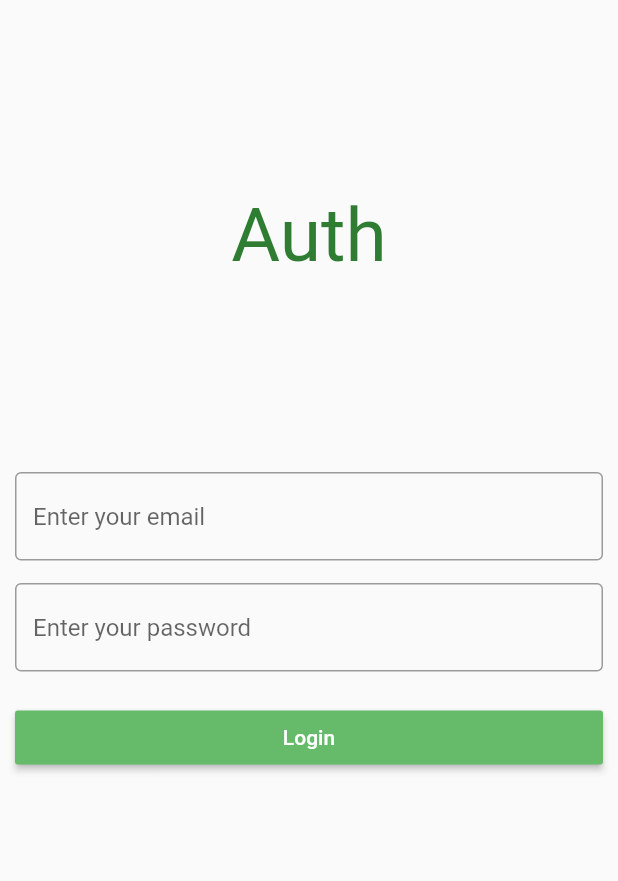
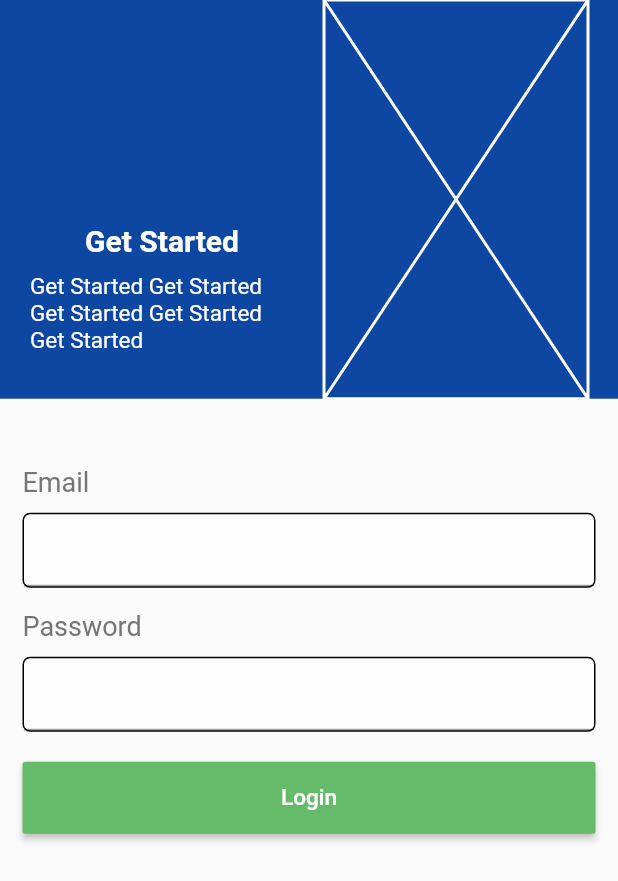
Before and after one commit to mohamedelbendary228/Mega-Trust-Project, a Flutter app: the screen it shows after launch, on a phone screen of 412 x 824 dp. Shown: the top 881 px of the screen. Run offline on Flutter 3.47's test engine with Material 2 defaults, Android fonts, the phone set to English and light mode, and no system bars; our stand-ins replace bloc, dartz, equatable, injectable.

Commit message:
Add Login UI

```diff
--- a/lib/features/login/presentation/pages/login_page.dart
+++ b/lib/features/login/presentation/pages/login_page.dart
@@ -1,4 +1,5 @@
-import 'package:auth/features/login/presentation/widgets/message_display.dart';
+import 'package:auth/features/login/presentation/widgets/get_started_widget.dart';
+import 'package:auth/features/login/presentation/widgets/login.dart';
 import 'package:flutter/material.dart';
 
 class LoginPage extends StatelessWidget {
@@ -13,74 +14,16 @@ class LoginPage extends StatelessWidget {
     return SafeArea(
       child: SingleChildScrollView(
         child: Center(
-          child: Padding(
-            padding: const EdgeInsets.all(10),
-            child: Column(
-              children: [
-                SizedBox(height: 10),
-                MessageDisplay(
-                  message: 'Auth',
-                ),
-                SizedBox(height: 20),
-                Login()
-              ],
-            ),
+          child: Column(
+            children: [
+              GetStartedWidget(),
+              SizedBox(height: 30),
+              Login(),
+
+            ],
           ),
         ),
       ),
     );
   }
 }
-
-class Login extends StatefulWidget {
-  @override
-  _LoginState createState() => _LoginState();
-}
-
-class _LoginState extends State<Login> {
-  final emailController = TextEditingController();
-  final passwordController = TextEditingController();
-
-  @override
-  Widget build(BuildContext context) {
-    return Column(
-      children: [
-        TextField(
-          controller: emailController,
-          keyboardType: TextInputType.emailAddress,
-          decoration: InputDecoration(
-            border: OutlineInputBorder(),
-              hintText: 'Enter your email'
-          ),
-          onChanged: (value) {
-            emailController.text = value;
-          },
-        ),
-        SizedBox(height: 15),
-        TextField(
-          controller: passwordController,
-          decoration: InputDecoration(
-            border: OutlineInputBorder(),
-              hintText: 'Enter your password',
-          ),
-          obscureText: true,
-          onChanged: (value) {
-            passwordController.text = value;
-          },
-        ),
-        SizedBox(height: 20),
-        Row(
-          children: [
-            Expanded(
-              child: RaisedButton(
-                child: Text('Login', style: TextStyle(color: Colors.white),),
-                color: Theme.of(context).accentColor,
-                onPressed: (){},
-              ),
-            ),
-          ],
-        )
-      ],
-    );
-  }
-}
--- /dev/null
+++ b/lib/features/login/presentation/widgets/get_started_widget.dart
@@ -0,0 +1,49 @@
+import 'package:flutter/material.dart';
+
+class GetStartedWidget extends StatelessWidget {
+  @override
+  Widget build(BuildContext context) {
+    return Container(
+      height: MediaQuery.of(context).size.height / 3.1,
+      decoration: BoxDecoration(
+        color: Colors.blue.shade900,
+      ),
+      child: Padding(
+        padding: const EdgeInsets.symmetric(horizontal: 20),
+        child: Row(
+          children: [
+            Expanded(
+              child: Container(
+                //width: MediaQuery.of(context).size.width / 1.5,
+                child: Column(
+                  mainAxisAlignment: MainAxisAlignment.end,
+                  crossAxisAlignment: CrossAxisAlignment.center,
+                  children: [
+                    Text(
+                      'Get Started',
+                      style: TextStyle(
+                          color: Colors.white,
+                          fontSize: 20,
+                          fontWeight: FontWeight.w600),
+                    ),
+                    SizedBox(height: 10),
+                    Text(
+                      'Get Started Get Started Get Started Get Started Get Started',
+                      style: TextStyle(
+                          color: Colors.white,
+                          fontSize: 15,
+                      ),
+                    ),
+                    SizedBox(height: 30),
+                  ],
+                ),
+              ),
+            ),
+            SizedBox(width: 20),
+            Expanded(child: Placeholder(fallbackHeight: 200, color: Colors.white,)),
+          ],
+        ),
+      ),
+    );
+  }
+}
--- /dev/null
+++ b/lib/features/login/presentation/widgets/login.dart
@@ -0,0 +1,93 @@
+import 'package:flutter/material.dart';
+
+class Login extends StatefulWidget {
+  @override
+  _LoginState createState() => _LoginState();
+}
+
+class _LoginState extends State<Login> {
+  final emailController = TextEditingController();
+  final passwordController = TextEditingController();
+
+  @override
+  Widget build(BuildContext context) {
+    return Padding(
+      padding: const EdgeInsets.all(15),
+      child: Column(
+        crossAxisAlignment: CrossAxisAlignment.start,
+        children: [
+          buildText('Email'),
+          SizedBox(height: 10),
+          emailTextField(),
+          SizedBox(height: 15),
+          buildText('Password'),
+          SizedBox(height: 10),
+          passwordTextField(),
+          SizedBox(height: 20),
+          Row(
+            children: [
+              Expanded(
+                child: RaisedButton(
+                  padding: EdgeInsets.all(15),
+                  child: Text(
+                    'Login',
+                    style: TextStyle(color: Colors.white, fontSize: 15),
+                  ),
+                  color: Theme.of(context).accentColor,
+
+                  onPressed: () {},
+                ),
+              ),
+            ],
+          )
+        ],
+      ),
+    );
+  }
+
+  Widget emailTextField() {
+    return Container(
+      decoration: BoxDecoration(
+        color: Colors.white70,
+        borderRadius: BorderRadius.circular(5),
+        border: Border.all(width: 1, color: Colors.black),
+      ),
+      child: TextField(
+        controller: emailController,
+        keyboardType: TextInputType.emailAddress,
+        decoration: InputDecoration(),
+        onChanged: (value) {
+          emailController.text = value;
+        },
+      ),
+    );
+  }
+
+  Widget passwordTextField() {
+    return Container(
+      decoration: BoxDecoration(
+        color: Colors.white70,
+        borderRadius: BorderRadius.circular(5),
+        border: Border.all(width: 1, color: Colors.black),
+      ),
+      child: TextField(
+        controller: passwordController,
+        keyboardType: TextInputType.emailAddress,
+        decoration: InputDecoration(),
+        onChanged: (value) {
+          passwordController.text = value;
+        },
+      ),
+    );
+  }
+
+  Widget buildText(String text) {
+    return Text(
+      text,
+      style: TextStyle(
+        color: Colors.grey[600],
+        fontSize: 18,
+      ),
+    );
+  }
+}
--- a/lib/features/login/presentation/widgets/message_display.dart
+++ /dev/null
@@ -1,22 +0,0 @@
-import 'package:flutter/material.dart';
-
-class MessageDisplay extends StatelessWidget {
-  final String message;
-
-  const MessageDisplay({Key key, @required this.message}) : super(key: key);
-  @override
-  Widget build(BuildContext context) {
-    return Container(
-      height: MediaQuery.of(context).size.height / 3,
-      child: Center(
-        child: Text(
-          message,
-          style: TextStyle(
-            fontSize: 50,
-            color: Theme.of(context).primaryColor,
-          ),
-        ),
-      ),
-    );
-  }
-}
```
